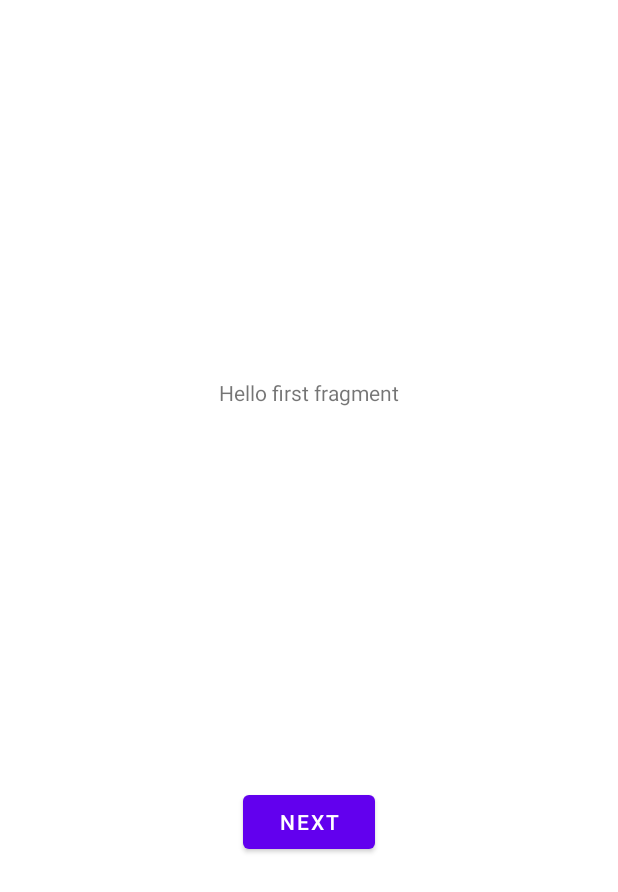
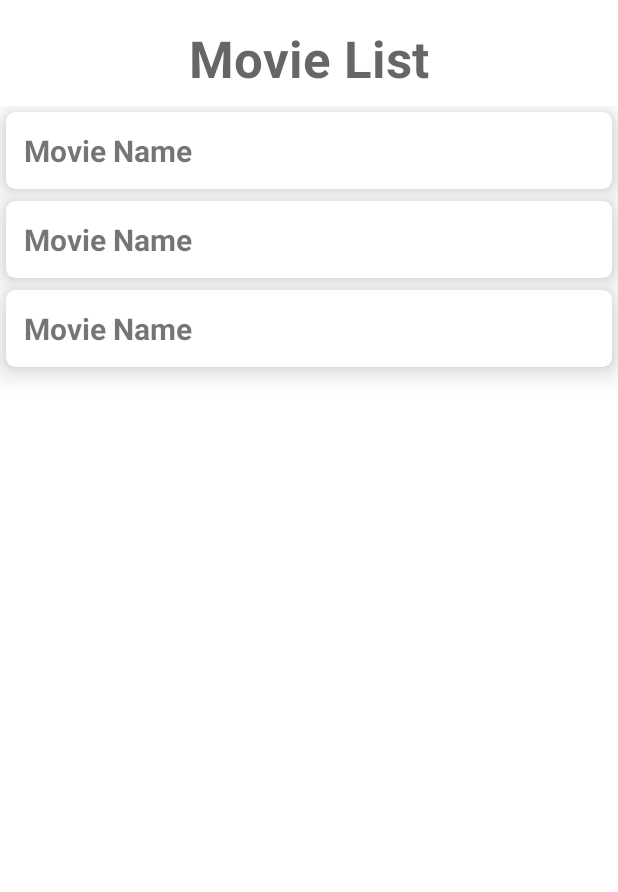
Before and after one commit to zaid-kamil/FireAppRecycler, an Android app: the layout fragment_first.xml on its own in the app's theme, with its tools: preview values and no code run, on a phone screen of 412 x 824 dp. Shown: the top 892 px of the screen. Run offline under Robolectric (Android 15) with nearby library versions, the phone set to English and light mode, and no system bars.

Commit message:
basic movie adapter

```diff
--- a/app/src/main/res/layout/fragment_first.xml
+++ b/app/src/main/res/layout/fragment_first.xml
@@ -7,22 +7,28 @@
     tools:context=".FirstFragment">
 
     <TextView
-        android:id="@+id/textview_first"
+        android:id="@+id/textView"
         android:layout_width="wrap_content"
         android:layout_height="wrap_content"
-        android:text="@string/hello_first_fragment"
-        app:layout_constraintBottom_toTopOf="@id/button_first"
+        android:layout_marginTop="16dp"
+        android:layout_marginBottom="1dp"
+        android:text="Movie List"
+        android:textAppearance="@style/TextAppearance.AppCompat.Display1"
+        android:textStyle="bold"
+        app:layout_constraintBottom_toTopOf="@+id/movieRecyclerView"
         app:layout_constraintEnd_toEndOf="parent"
         app:layout_constraintStart_toStartOf="parent"
         app:layout_constraintTop_toTopOf="parent" />
 
-    <Button
-        android:id="@+id/button_first"
-        android:layout_width="wrap_content"
-        android:layout_height="wrap_content"
-        android:text="@string/next"
+    <androidx.recyclerview.widget.RecyclerView
+        android:id="@+id/movieRecyclerView"
+        android:layout_width="0dp"
+        android:layout_height="0dp"
+        android:layout_marginTop="8dp"
+        android:layout_marginBottom="24dp"
         app:layout_constraintBottom_toBottomOf="parent"
         app:layout_constraintEnd_toEndOf="parent"
         app:layout_constraintStart_toStartOf="parent"
-        app:layout_constraintTop_toBottomOf="@id/textview_first" />
+        app:layout_constraintTop_toBottomOf="@+id/textView"
+        tools:listitem="@layout/single_movie_item_card" />
 </androidx.constraintlayout.widget.ConstraintLayout>
--- /dev/null
+++ b/app/src/main/res/layout/single_movie_item_card.xml
@@ -0,0 +1,18 @@
+<?xml version="1.0" encoding="utf-8"?>
+<com.google.android.material.card.MaterialCardView xmlns:android="http://schemas.android.com/apk/res/android"
+    xmlns:app="http://schemas.android.com/apk/res-auto"
+    android:layout_width="match_parent"
+    android:layout_height="wrap_content"
+    android:layout_margin="4dp"
+    app:cardCornerRadius="6dp"
+    app:cardElevation="10dp"
+    app:contentPadding="12dp">
+
+    <TextView
+        android:id="@+id/textMovieName"
+        android:layout_width="match_parent"
+        android:layout_height="wrap_content"
+        android:text="Movie Name"
+        android:textSize="20sp"
+        android:textStyle="bold" />
+</com.google.android.material.card.MaterialCardView>
```
Also changed, not shown: app/src/main/java/com/digipod/fireapp/FirstFragment.kt (+4 -5 lines), app/src/main/java/com/digipod/fireapp/adapter/MovieAdapter.kt (+32 -1 lines), app/src/main/java/com/digipod/fireapp/data/DataSource.kt (+19 -4 lines).
